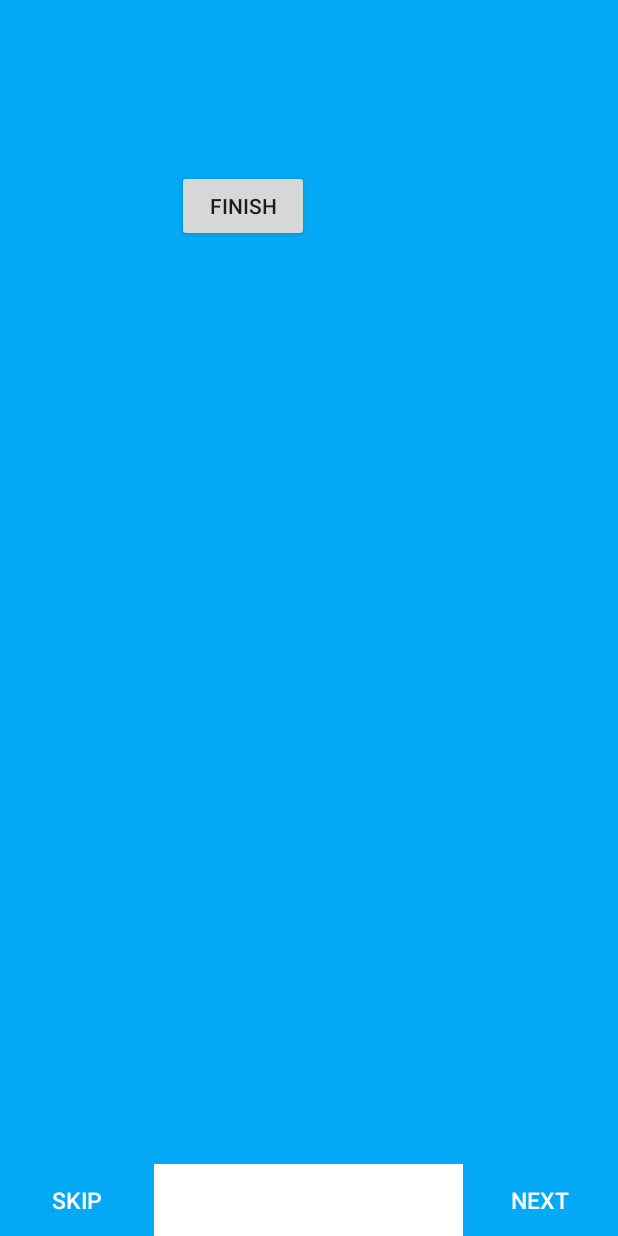
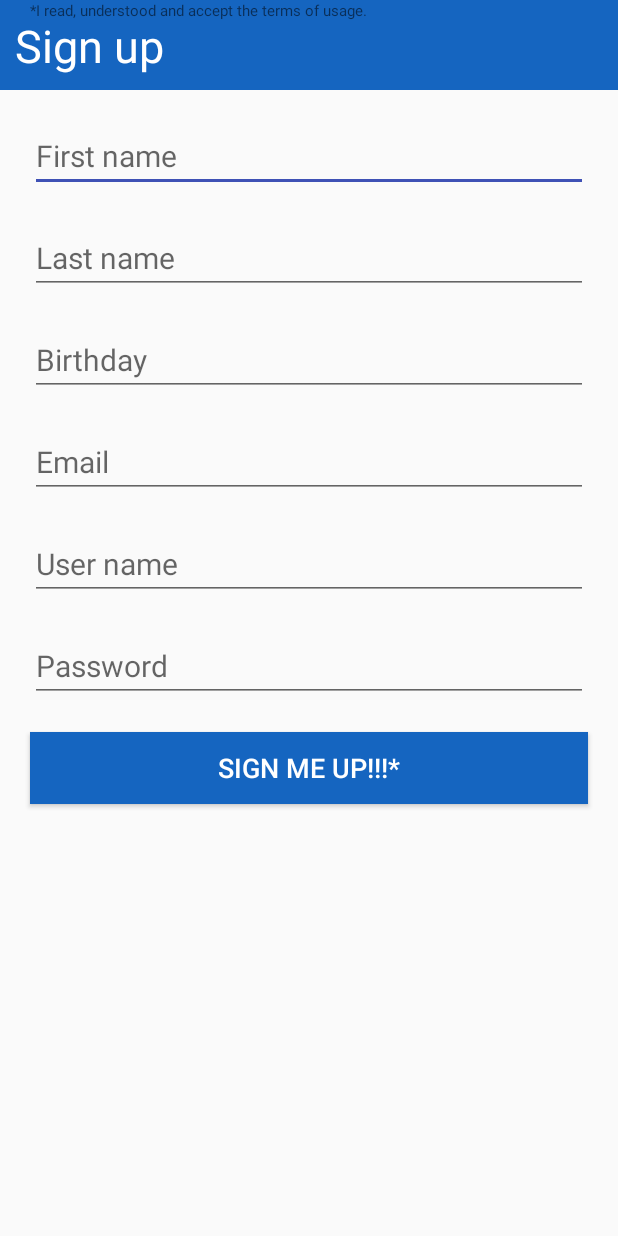
Before and after one commit to jonas27/SmartTask, an Android app: the screen it shows after launch (WelcomeActivity before the commit, SignUp after it), after a tap on "SIGN UP", on a phone screen of 412 x 824 dp. Run offline under Robolectric (Android 15) with nearby library versions, the light colour scheme and no system bars.

Commit message:
Started working on  sign up and mysql integration

```diff
--- a/app/build.gradle
+++ b/app/build.gradle
@@ -10,6 +10,7 @@ android {
         versionCode 1
         versionName "1.0"
         testInstrumentationRunner "android.support.test.runner.AndroidJUnitRunner"
+        useLibrary 'org.apache.http.legacy'
     }
     buildTypes {
         release {
--- a/app/src/main/java/com/example/joe/smarttask/MainActivity.java
+++ b/app/src/main/java/com/example/joe/smarttask/MainActivity.java
@@ -9,6 +9,7 @@ import android.view.View;
 import android.widget.Button;
 
 import com.example.joe.smarttask.MainPage.MPage;
+import com.example.joe.smarttask.SignUp.SignUp;
 import com.example.joe.smarttask.Welcome.ShowWelcome;
 import com.example.joe.smarttask.Welcome.WelcomeActivity;
 
@@ -40,7 +41,7 @@ public class MainActivity extends AppCompatActivity {
         logInButton.setOnClickListener(new View.OnClickListener() {
                                            @Override
                                            public void onClick(View v) {
-                                               checkShowWelcome();
+                                               signUp();
                                            }
                                        }
         );
@@ -49,6 +50,7 @@ public class MainActivity extends AppCompatActivity {
         logInButton.setOnClickListener(new View.OnClickListener() {
                                            @Override
                                            public void onClick(View v) {
+                                               checkShowWelcome();
                                                openApp();
                                            }
                                        }
@@ -57,6 +59,11 @@ public class MainActivity extends AppCompatActivity {
     }
 
 
+    private void signUp() {
+        intent = new Intent(this, SignUp.class);
+        startActivity(intent);
+    }
+
     //checks if welcome page did already run. If yes nothing happens. If no it shows welcome page
     //Intent needs activity line in manifest to access subpackage
     //Creates new Intent with WelcomeActivity and starts it
@@ -64,7 +71,6 @@ public class MainActivity extends AppCompatActivity {
         showWelcome = new ShowWelcome(this);
         if (showWelcome.getSharedPrefencesWelcome()) {
             //hides welcome
-            //showWelcome.setSharedPreferencesWelcome(false);
             intent = new Intent(this, WelcomeActivity.class);
             startActivity(intent);
         }
--- /dev/null
+++ b/app/src/main/java/com/example/joe/smarttask/SignUp/SignUp.java
@@ -0,0 +1,71 @@
+package com.example.joe.smarttask.SignUp;
+
+import android.content.Intent;
+import android.os.Bundle;
+import android.support.v7.app.AppCompatActivity;
+import android.view.View;
+import android.widget.Button;
+import android.widget.EditText;
+
+import com.example.joe.smarttask.R;
+
+/**
+ * Created by joe on 11/02/2017.
+ */
+
+public class SignUp extends AppCompatActivity {
+
+
+    private Intent intent;
+
+    //Buttons and textviews
+    private Button signUp;
+    private EditText firstName, lastName, email, birthday, userName, password;
+
+    //create String for data to upload (comma delimited)
+    private String[] dataString;
+
+
+    @Override
+    protected void onCreate(Bundle savedInstanceState) {
+        intent = getIntent();
+        super.onCreate(savedInstanceState);
+
+        //set's the content (layout)
+        setContentView(R.layout.sign_up_page);
+
+
+        //assign button clicklistener and set Data
+        signUp = (Button) findViewById(R.id.signupButton);
+        signUp.setOnClickListener(new View.OnClickListener() {
+                                      @Override
+                                      public void onClick(View v) {
+                                          setData();
+                                      }
+                                  }
+        );
+
+        //assign textviews
+        firstName = (EditText) findViewById(R.id.firstName);
+        lastName = (EditText) findViewById(R.id.lastName);
+        birthday = (EditText) findViewById(R.id.birthday);
+        email = (EditText) findViewById(R.id.email);
+        userName = (EditText) findViewById(R.id.userName);
+        password = (EditText) findViewById(R.id.password);
+
+
+    }
+
+    private void setData() {
+        dataString[0] = firstName.getText().toString();
+        dataString[1] = lastName.getText().toString();
+        dataString[2] = birthday.getText().toString();
+        dataString[3] = email.getText().toString();
+        dataString[4] = userName.getText().toString();
+        dataString[5] = password.getText().toString();
+        ServerSettings serverSettings = new ServerSettings(this);
+        serverSettings.setUploadStrings(dataString);
+    }
+
+
+}
--- a/app/src/main/java/com/example/joe/smarttask/Welcome/ShowWelcome.java
+++ b/app/src/main/java/com/example/joe/smarttask/Welcome/ShowWelcome.java
@@ -25,8 +25,8 @@ public class ShowWelcome {
     }
 
     //sets if Welcome should show
-    public void setSharedPreferencesWelcome(boolean showWelcome) {
-        editor.putBoolean(SHOW_WELCOME, showWelcome);
+    public void setSharedPreferencesWelcome(boolean skipTurorial) {
+        editor.putBoolean(SHOW_WELCOME, skipTurorial);
         editor.commit();
     }
 
--- /dev/null
+++ b/app/src/main/res/layout/sign_up_page.xml
@@ -0,0 +1,131 @@
+<?xml version="1.0" encoding="utf-8"?>
+<RelativeLayout xmlns:android="http://schemas.android.com/apk/res/android"
+    xmlns:tools="http://schemas.android.com/tools"
+    android:id="@+id/activity_main"
+    android:layout_width="match_parent"
+    android:layout_height="match_parent"
+    tools:context="com.example.joe.smarttask.MainActivity">
+
+    <TextView
+        android:id="@+id/bar"
+        android:layout_width="match_parent"
+        android:layout_height="60dp"
+        android:background="#1565C0"
+        android:paddingLeft="10dp"
+        android:paddingTop="10dp"
+        android:text="Sign up"
+        android:textColor="#FFFFFF"
+        android:textSize="30sp" />
+
+
+    <EditText
+        android:id="@+id/firstName"
+        android:layout_width="wrap_content"
+        android:layout_height="wrap_content"
+        android:layout_below="@+id/bar"
+        android:layout_centerHorizontal="true"
+        android:layout_marginEnd="20dp"
+        android:layout_marginStart="20dp"
+        android:layout_marginTop="20dp"
+        android:ems="25"
+        android:hint="First name"
+        android:inputType="textPersonName"
+        android:textSize="20sp" />
+
+    <EditText
+        android:id="@+id/lastName"
+        android:layout_width="wrap_content"
+        android:layout_height="wrap_content"
+        android:layout_below="@+id/firstName"
+        android:layout_centerHorizontal="true"
+        android:layout_marginEnd="20dp"
+        android:layout_marginStart="20dp"
+        android:layout_marginTop="20dp"
+        android:ems="25"
+        android:hint="Last name"
+        android:inputType="textPersonName"
+        android:textSize="20sp" />
+
+    <EditText
+        android:id="@+id/birthday"
+        android:layout_width="wrap_content"
+        android:layout_height="wrap_content"
+        android:layout_below="@+id/lastName"
+        android:layout_centerHorizontal="true"
+        android:layout_marginEnd="20dp"
+        android:layout_marginStart="20dp"
+        android:layout_marginTop="20dp"
+        android:ems="25"
+        android:hint="Birthday"
+        android:inputType="date"
+        android:textSize="20sp" />
+
+
+    <EditText
+        android:id="@+id/email"
+        android:layout_width="wrap_content"
+        android:layout_height="wrap_content"
+        android:layout_below="@+id/birthday"
+        android:layout_centerHorizontal="true"
+        android:layout_marginEnd="20dp"
+        android:layout_marginStart="20dp"
+        android:layout_marginTop="20dp"
+        android:ems="25"
+        android:hint="Email"
+        android:inputType="textEmailAddress"
+        android:textSize="20sp" />
+
+
+    <EditText
+        android:id="@+id/userName"
+        android:layout_width="wrap_content"
+        android:layout_height="wrap_content"
+        android:layout_below="@+id/email"
+        android:layout_centerHorizontal="true"
+        android:layout_marginEnd="20dp"
+        android:layout_marginStart="20dp"
+        android:layout_marginTop="20dp"
+        android:ems="25"
+        android:hint="User name"
+        android:inputType="textPersonName"
+        android:textSize="20sp" />
+
+
+    <EditText
+        android:id="@+id/password"
+        android:layout_width="wrap_content"
+        android:layout_height="wrap_content"
+        android:layout_below="@+id/userName"
+        android:layout_centerHorizontal="true"
+        android:layout_marginEnd="20dp"
+        android:layout_marginStart="20dp"
+        android:layout_marginTop="20dp"
+        android:ems="25"
+        android:hint="Password"
+        android:inputType="textPassword"
+        android:textSize="20sp" />
+
+    <Button
+        android:id="@+id/signupButton"
+        android:layout_width="match_parent"
+        android:layout_height="wrap_content"
+        android:layout_below="@+id/password"
+        android:layout_marginEnd="20dp"
+        android:layout_marginStart="20dp"
+        android:layout_marginTop="20dp"
+        android:background="#1565C0"
+        android:text="Sign me UP!!!*"
+        android:textAlignment="center"
+        android:textColor="#FFFFFF"
+        android:textSize="18sp" />
+
+
+    <TextView
+        android:layout_width="match_parent"
+        android:layout_height="20dp"
+        android:layout_below="@+id/signup"
+        android:layout_marginStart="20dp"
+        android:text="*I read, understood and accept the terms of usage. "
+        android:textSize="10sp" />
+
+</RelativeLayout>
--- a/app/src/main/res/layout/welcome1.xml
+++ b/app/src/main/res/layout/welcome1.xml
@@ -2,7 +2,7 @@
 <RelativeLayout xmlns:android="http://schemas.android.com/apk/res/android"
     android:layout_width="match_parent"
     android:layout_height="match_parent"
-    android:background="#03A9F4"
+    android:background="#E91E63"
     android:paddingTop="16dp"
 
 
--- a/app/src/main/res/layout/welcome_activity.xml
+++ b/app/src/main/res/layout/welcome_activity.xml
@@ -4,8 +4,6 @@
     android:id="@+id/welcome_activity"
     android:layout_width="match_parent"
     android:layout_height="match_parent"
-
-
     tools:context="com.example.joe.smarttask.Welcome.WelcomeActivity">
 
     <!--
@@ -18,6 +16,7 @@
         android:id="@+id/view_pager_welcome_activity"
         android:layout_width="match_parent"
         android:layout_height="match_parent" />
+
 
 
     <LinearLayout
@@ -39,13 +38,13 @@
             android:textColor="#FFFFFF"
             android:textSize="15sp" />
 
-        <View
-            android:id="@+id/boxDots"
+        <LinearLayout
+            android:id="@+id/boxCircles"
             android:layout_width="0dp"
             android:layout_height="48dp"
             android:layout_gravity="bottom"
             android:layout_weight="2"
-            android:background="#FFFFFF"
+            android:gravity="center"
             android:orientation="horizontal" />
 
         <Button
```
Also changed, not shown: app/src/main/AndroidManifest.xml (+11 -0 lines), app/src/main/java/com/example/joe/smarttask/SignUp/ServerSettings.java (added, +124 -0 lines), app/src/main/java/com/example/joe/smarttask/Welcome/WelcomeActivity.java (+78 -11 lines), app/src/main/java/com/example/joe/smarttask/Welcome/WelcomeColors.java (added, +66 -0 lines), app/src/main/res/layout/welcome0.xml (added, +12 -0 lines), app/src/main/res/layout/welcome3.xml (added, +12 -0 lines), app/src/main/res/layout/welcome4.xml (added, +23 -0 lines).
